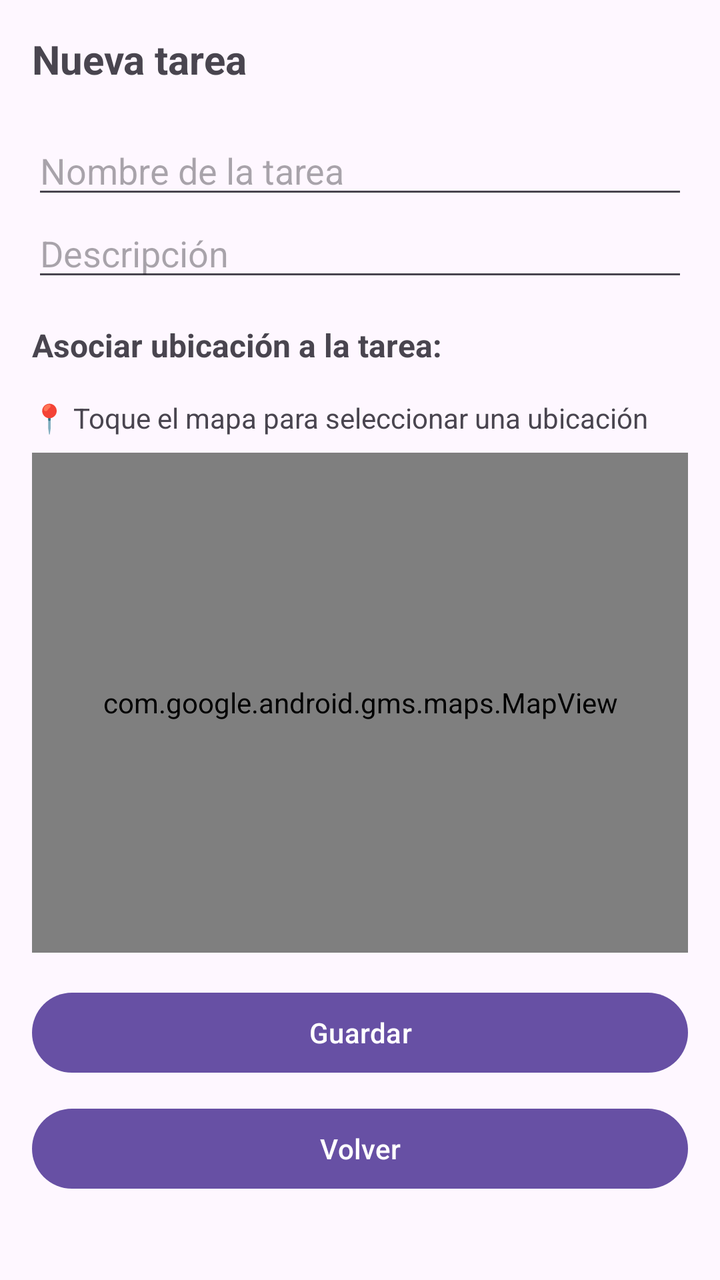
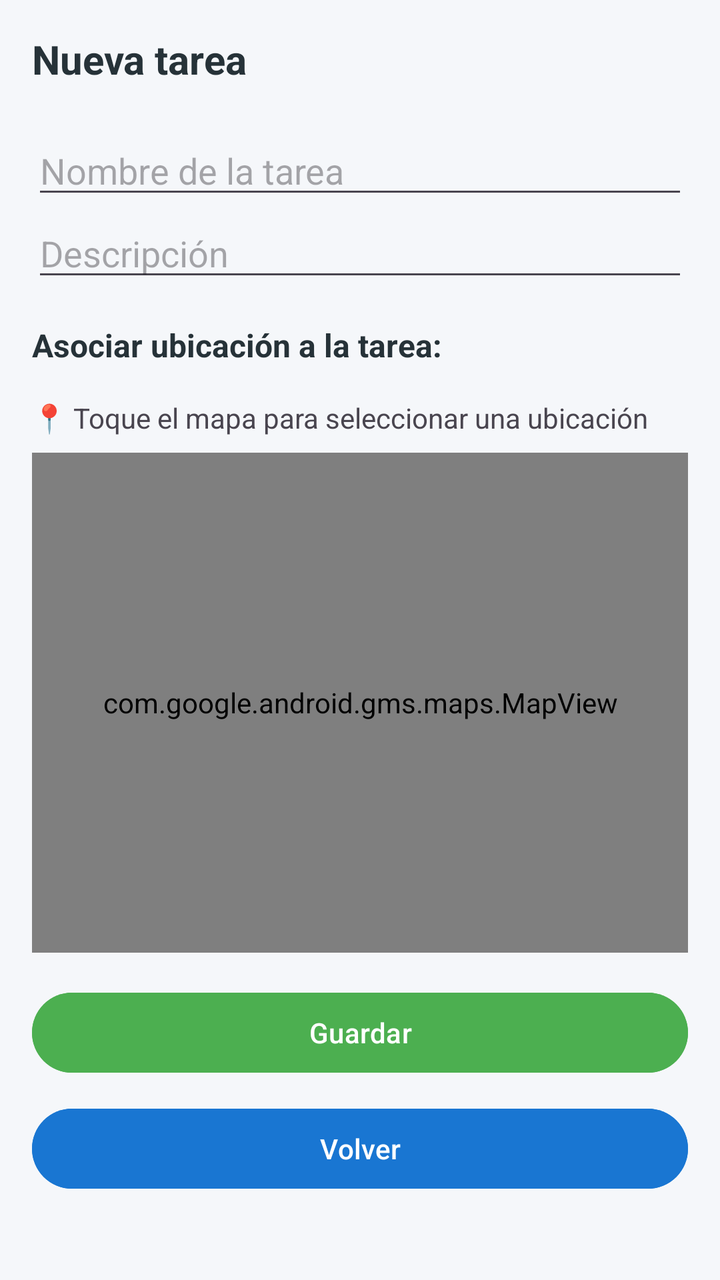

Screens rendered from an Android XML layout before and after an edit, with the pre-edit source and the edit as a unified diff.
<!-- AndroidManifest.xml: application theme Theme.GestorDeTareas -->
<!-- res/layout/activity_form.xml -->
<?xml version="1.0" encoding="utf-8"?>
<ScrollView xmlns:android="http://schemas.android.com/apk/res/android"
    android:layout_width="match_parent"
    android:layout_height="match_parent"
    android:layout_marginTop="20dp">

    <LinearLayout
        android:layout_width="match_parent"
        android:layout_height="wrap_content"
        android:orientation="vertical"
        android:padding="16dp">

        <TextView
            android:id="@+id/txListado"
            android:layout_width="wrap_content"
            android:layout_height="wrap_content"
            android:text="Nueva tarea"
            android:textSize="20sp"
            android:textStyle="bold"
            android:layout_marginBottom="20dp"/>

        <EditText
            android:id="@+id/etTaskName"
            android:layout_width="match_parent"
            android:layout_height="wrap_content"
            android:hint="Nombre de la tarea"/>

        <EditText
            android:id="@+id/etTaskDescription"
            android:layout_width="match_parent"
            android:layout_height="wrap_content"
            android:hint="Descripción"
            android:inputType="textMultiLine"/>

        <TextView
            android:id="@+id/txUbicacion"
            android:layout_width="wrap_content"
            android:layout_height="wrap_content"
            android:text="Asociar ubicación a la tarea:"
            android:textSize="16sp"
            android:layout_marginTop="16dp"
            android:textStyle="bold" />

        <TextView
            android:id="@+id/tvLocation"
            android:layout_width="wrap_content"
            android:layout_height="wrap_content"
            android:text="📍 Toque el mapa para seleccionar una ubicación"
            android:layout_marginTop="16dp"
            android:layout_marginBottom="8dp"/>

        <com.google.android.gms.maps.MapView
            android:id="@+id/mapView"
            android:layout_width="match_parent"
            android:layout_height="250dp"/>

        <Button
            android:id="@+id/btnSaveTask"
            android:layout_width="match_parent"
            android:layout_height="wrap_content"
            android:text="Guardar"
            android:layout_marginTop="16dp"/>

        <Button
            android:id="@+id/btnBack"
            android:layout_width="match_parent"
            android:layout_height="wrap_content"
            android:text="Volver"
            android:layout_marginTop="10dp"/>

    </LinearLayout>

</ScrollView>
<!-- resources referenced by this layout -->
<resources>
  <style name="Theme.GestorDeTareas" parent="Base.Theme.GestorDeTareas" />
  <style name="Base.Theme.GestorDeTareas" parent="Theme.Material3.DayNight.NoActionBar">
          
          
      </style>
</resources>

<!-- the commit's change to res/layout/activity_form.xml (unified diff, before → after) -->
@@ -2,7 +2,8 @@
 <ScrollView xmlns:android="http://schemas.android.com/apk/res/android"
     android:layout_width="match_parent"
     android:layout_height="match_parent"
-    android:layout_marginTop="20dp">
+    android:layout_marginTop="20dp"
+    android:background="@color/background">
 
     <LinearLayout
         android:layout_width="match_parent"
@@ -17,7 +18,8 @@
             android:text="Nueva tarea"
             android:textSize="20sp"
             android:textStyle="bold"
-            android:layout_marginBottom="20dp"/>
+            android:layout_marginBottom="20dp"
+            android:textColor="@color/text_primary"/>
 
         <EditText
             android:id="@+id/etTaskName"
@@ -39,7 +41,8 @@
             android:text="Asociar ubicación a la tarea:"
             android:textSize="16sp"
             android:layout_marginTop="16dp"
-            android:textStyle="bold" />
+            android:textStyle="bold"
+            android:textColor="@color/text_primary"/>
 
         <TextView
             android:id="@+id/tvLocation"
@@ -59,14 +62,17 @@
             android:layout_width="match_parent"
             android:layout_height="wrap_content"
             android:text="Guardar"
-            android:layout_marginTop="16dp"/>
+            android:layout_marginTop="16dp"
+            android:backgroundTint="@color/accent"/>
 
         <Button
             android:id="@+id/btnBack"
             android:layout_width="match_parent"
             android:layout_height="wrap_content"
             android:text="Volver"
-            android:layout_marginTop="10dp"/>
+            android:layout_marginTop="10dp"
+            android:backgroundTint="@color/primary"
+            android:textColor="@color/white"/>
 
     </LinearLayout>
 
<!-- resource entries referenced after the edit -->
@@ -1,5 +1,10 @@
 <!-- resources referenced by this layout -->
 <resources>
+  <color name="accent">#4CAF50</color>
+  <color name="background">#F5F7FA</color>
+  <color name="primary">#1976D2</color>
+  <color name="text_primary">#263238</color>
+  <color name="white">#FFFFFF</color>
   <style name="Theme.GestorDeTareas" parent="Base.Theme.GestorDeTareas" />
   <style name="Base.Theme.GestorDeTareas" parent="Theme.Material3.DayNight.NoActionBar">
           
